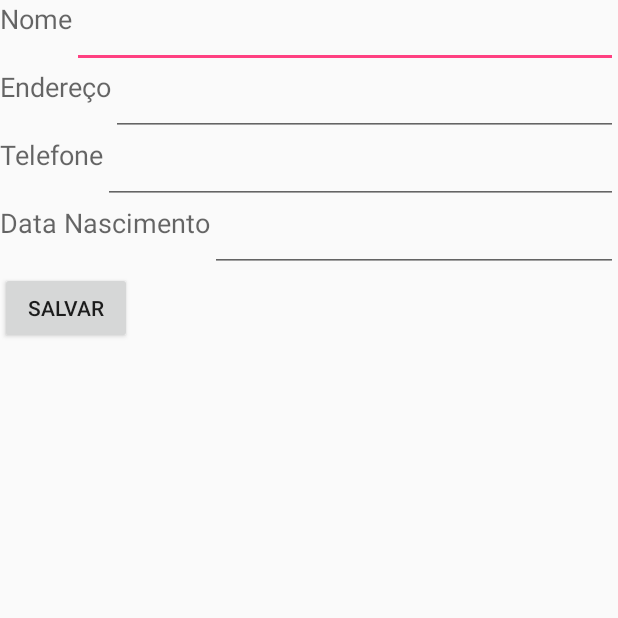
After one commit to carlosiff/Teste, an Android app: the CadastroActivity screen opened directly, with no data from a screen before it, on a phone screen of 412 x 824 dp, the top half of it. The commit adds this screen. Run offline under Robolectric (Android 15) with nearby library versions, the phone set to English and light mode, and no system bars; 2 statements that could not run were skipped.

Commit message:
Criando Proprietarios Activity

```diff
--- a/app/build.gradle
+++ b/app/build.gradle
@@ -27,6 +27,6 @@ dependencies {
     compile 'com.android.support:appcompat-v7:25.1.1'
     compile 'com.android.support.constraint:constraint-layout:1.0.2'
     compile 'com.android.support:design:25.1.1'
+    compile 'com.github.satyan:sugar:1.5'
     testCompile 'junit:junit:4.12'
-    compile 'com.github.satyan:sugar:1.5'
 }
--- a/app/src/main/AndroidManifest.xml
+++ b/app/src/main/AndroidManifest.xml
@@ -10,7 +10,6 @@
         android:roundIcon="@mipmap/ic_launcher_round"
         android:supportsRtl="true"
         android:theme="@style/AppTheme">
-
         <meta-data
             android:name="DATABASE"
             android:value="cadastros.db" />
@@ -27,9 +26,7 @@
         <activity
             android:name=".Activity.ListaPActivity"
             android:label="@string/app_name"
-            android:theme="@style/AppTheme.NoActionBar">
-
-        </activity>
+            android:theme="@style/AppTheme.NoActionBar"></activity>
         <activity android:name=".Activity.MainActivity">
             <intent-filter>
                 <action android:name="android.intent.action.MAIN" />
@@ -38,9 +35,11 @@
             </intent-filter>
         </activity>
         <activity
+
             android:name=".Activity.ListaVActivity"
             android:label="@string/title_activity_lista_v"
-            android:theme="@style/AppTheme.NoActionBar"></activity>
+            android:theme="@style/AppTheme.NoActionBar" />
+        <activity android:name=".Activity.CadastroActivity"></activity>
     </application>
 
 </manifest>
--- /dev/null
+++ b/app/src/main/java/br/edu/iff/pooa20162/teste/Activity/CadastroActivity.java
@@ -0,0 +1,115 @@
+package br.edu.iff.pooa20162.teste.Activity;
+
+import android.support.v7.app.AppCompatActivity;
+import android.os.Bundle;
+import android.app.Activity;
+import android.content.Intent;
+import android.view.View;
+import android.widget.Button;
+import android.widget.EditText;
+import android.widget.Toast;
+
+import br.edu.iff.pooa20162.teste.R;
+import br.edu.iff.pooa20162.teste.Model.Proprietario;
+
+
+
+public class CadastroActivity extends Activity {
+
+    EditText nome, endereco, telefone, dataNasc;
+    Button btsalvar,btalterar;
+    int id;
+
+    @Override
+    protected void onCreate(Bundle savedInstanceState) {
+        super.onCreate(savedInstanceState);
+        setContentView(R.layout.activity_cadastro);Intent intent    = getIntent();
+        id = (int) intent.getSerializableExtra("id");
+
+        String nomep     = (String) intent.getSerializableExtra("nome");
+        String enderecop = (String) intent.getSerializableExtra("endereco");
+        String telefonep    = (String) intent.getSerializableExtra("telefone");
+        String dataNascp     = (String) intent.getSerializableExtra("dataNasc");
+
+        EditText nome = (EditText) findViewById(R.id.etNomeP);
+        nome.setText(nomep);
+
+        EditText endereco = (EditText) findViewById(R.id.etEnderecoP);
+        endereco.setText(enderecop);
+
+        EditText telefone = (EditText) findViewById(R.id.etTelefoneP);
+        telefone.setText(telefonep);
+
+        EditText data = (EditText) findViewById(R.id.etDataNascP);
+        dataNasc.setText(dataNascp);
+
+
+        btsalvar = (Button) findViewById(R.id.btSalvarP);
+        btalterar = (Button) findViewById(R.id.btAlterarP);
+
+
+        btsalvar.setOnClickListener( new View.OnClickListener(){
+
+            @Override
+            public void onClick(View view) {
+                salvar();
+            }
+        });
+        btalterar.setOnClickListener( new View.OnClickListener(){
+
+            @Override
+            public void onClick(View view) {
+                alterar();
+            }
+        });
+
+        if (id !=0) {
+            btsalvar.setEnabled(false);
+            btsalvar.setClickable(false);
+            btsalvar.setVisibility(View.INVISIBLE);
+        }else{
+            btalterar.setEnabled(false);
+            btalterar.setClickable(false);
+            btalterar.setVisibility(View.INVISIBLE);
+
+        }
+
+
+    }
+
+    public void salvar() {
+
+        nome = (EditText) findViewById(R.id.etNomeP);
+        endereco = (EditText) findViewById(R.id.etEnderecoP);
+        telefone = (EditText) findViewById(R.id.etTelefoneP);
+        dataNasc = (EditText) findViewById(R.id.etDataNascP);
+
+        Proprietario proprietarios = new Proprietario(nome.getText().toString(),endereco.getText().toString(),
+                telefone.getText().toString(),dataNasc.getText().toString());
+
+        proprietarios.save();
+
+        Toast.makeText(this,"Proprietário Cadastrado",Toast.LENGTH_LONG).show();
+        this.finish();
+
+    }
+    public void alterar() {
+
+        nome = (EditText) findViewById(R.id.etNomeP);
+        endereco = (EditText) findViewById(R.id.etEnderecoP);
+        telefone = (EditText) findViewById(R.id.etTelefoneP);
+        dataNasc = (EditText) findViewById(R.id.etDataNascP);
+
+        Proprietario proprietarios= Proprietario.findById(Proprietario.class, id);
+
+        proprietarios.setNome(nome.getText().toString());
+        proprietarios.setEndereco(endereco.getText().toString());
+        proprietarios.setTelefone(telefone.getText().toString());
+        proprietarios.setDataNasc(dataNasc.getText().toString());
+
+        proprietarios.save();
+
+        Toast.makeText(this,"Proprietário Alterado",Toast.LENGTH_LONG).show();
+        this.finish();
+    }
+}
--- a/app/src/main/java/br/edu/iff/pooa20162/teste/Activity/ListaPActivity.java
+++ b/app/src/main/java/br/edu/iff/pooa20162/teste/Activity/ListaPActivity.java
@@ -8,10 +8,16 @@ import android.support.v7.widget.Toolbar;
 import android.view.View;
 import android.view.Menu;
 import android.view.MenuItem;
+import android.content.Intent;
 
 import br.edu.iff.pooa20162.teste.R;
 
 public class ListaPActivity extends AppCompatActivity {
+
+    public void chamaCadastradosP(View v){
+        Intent intentP1 = new Intent(ListaPActivity.this, CadastroActivity.class);
+        startActivity(intentP1);
+    }
 
     @Override
     protected void onCreate(Bundle savedInstanceState) {
--- /dev/null
+++ b/app/src/main/res/layout/activity_cadastro.xml
@@ -0,0 +1,110 @@
+<?xml version="1.0" encoding="utf-8"?>
+<LinearLayout xmlns:android="http://schemas.android.com/apk/res/android"
+    xmlns:app="http://schemas.android.com/apk/res-auto"
+    xmlns:tools="http://schemas.android.com/tools"
+    android:layout_width="match_parent"
+    android:layout_height="match_parent"
+
+    tools:context="br.edu.iff.pooa20162.teste.Activity.CadastroActivity"
+    android:orientation="vertical">
+
+    <LinearLayout
+        android:orientation="horizontal"
+        android:layout_width="match_parent"
+        android:layout_height="wrap_content">
+
+        <TextView
+            android:layout_width="wrap_content"
+            android:layout_height="wrap_content"
+            android:textAppearance="?android:attr/textAppearanceMedium"
+            android:text="Nome"
+            android:id="@+id/txvNomeP" />
+
+        <EditText
+            android:layout_width="match_parent"
+            android:layout_height="wrap_content"
+            android:id="@+id/etNomeP"
+            android:layout_gravity="center_horizontal" />
+    </LinearLayout>
+
+    <LinearLayout
+        android:orientation="horizontal"
+        android:layout_width="match_parent"
+        android:layout_height="wrap_content">
+
+        <TextView
+            android:layout_width="wrap_content"
+            android:layout_height="wrap_content"
+            android:textAppearance="?android:attr/textAppearanceMedium"
+            android:text="Endereço"
+            android:id="@+id/txvEnderecoP" />
+
+        <EditText
+            android:layout_width="match_parent"
+            android:layout_height="wrap_content"
+            android:id="@+id/etEnderecoP"
+            android:layout_gravity="center_horizontal" />
+    </LinearLayout>
+
+    <LinearLayout
+        android:orientation="horizontal"
+        android:layout_width="match_parent"
+        android:layout_height="wrap_content">
+
+        <TextView
+            android:layout_width="wrap_content"
+            android:layout_height="wrap_content"
+            android:textAppearance="?android:attr/textAppearanceMedium"
+            android:text="Telefone"
+            android:id="@+id/txvTelefoneP" />
+
+        <EditText
+            android:layout_width="match_parent"
+            android:layout_height="wrap_content"
+            android:id="@+id/etTelefoneP"
+            android:layout_gravity="center_horizontal" />
+    </LinearLayout>
+
+
+    <LinearLayout
+        android:orientation="horizontal"
+        android:layout_width="match_parent"
+        android:layout_height="wrap_content">
+
+        <TextView
+            android:layout_width="wrap_content"
+            android:layout_height="wrap_content"
+            android:textAppearance="?android:attr/textAppearanceMedium"
+            android:text="Data Nascimento"
+            android:id="@+id/txvDataNascP" />
+
+        <EditText
+            android:layout_width="match_parent"
+            android:layout_height="wrap_content"
+            android:id="@+id/etDataNascP"
+            android:layout_gravity="center_horizontal" />
+    </LinearLayout>
+
+
+
+    <LinearLayout
+        android:orientation="vertical"
+        android:layout_width="match_parent"
+        android:layout_height="wrap_content">
+
+        <Button
+            android:layout_width="wrap_content"
+            android:layout_height="wrap_content"
+            android:text="Salvar"
+            android:id="@+id/btSalvarP"
+            />
+
+        <Button
+            android:layout_width="wrap_content"
+            android:layout_height="wrap_content"
+            android:text="Alterar"
+            android:id="@+id/btAlterarP"
+            />
+    </LinearLayout>
+
+</LinearLayout>
--- a/app/src/main/res/layout/activity_lista_p.xml
+++ b/app/src/main/res/layout/activity_lista_p.xml
@@ -28,6 +28,7 @@
         android:layout_height="wrap_content"
         android:layout_gravity="bottom|end"
         android:layout_margin="@dimen/fab_margin"
-        app:srcCompat="@android:drawable/ic_dialog_email" />
+        android:onClick="chamaCadastradosP"
+        app:srcCompat="@android:drawable/ic_menu_add" />
 
 </android.support.design.widget.CoordinatorLayout>
```
Lines whose indentation alone changed are shown as unchanged.
